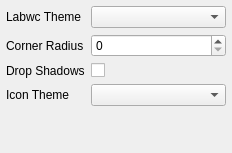
Old version of the form src/appearance.ui in the repository labwc/labwc-tweaks.
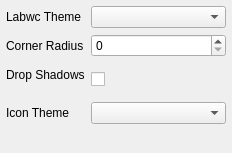
New version of the form.

Commit message: Set QCheckBox minimum height for a better-looking layout

The edit to the form file:
```diff
--- a/src/appearance.ui
+++ b/src/appearance.ui
@@ -51,7 +51,14 @@
     </widget>
    </item>
    <item row="2" column="1">
-    <widget class="QCheckBox" name="dropShadows"/>
+    <widget class="QCheckBox" name="dropShadows">
+     <property name="minimumSize">
+      <size>
+       <width>0</width>
+       <height>33</height>
+      </size>
+     </property>
+    </widget>
    </item>
    <item row="3" column="0">
     <widget class="QLabel" name="label_1">
```
The commit also changes 1 other file.
